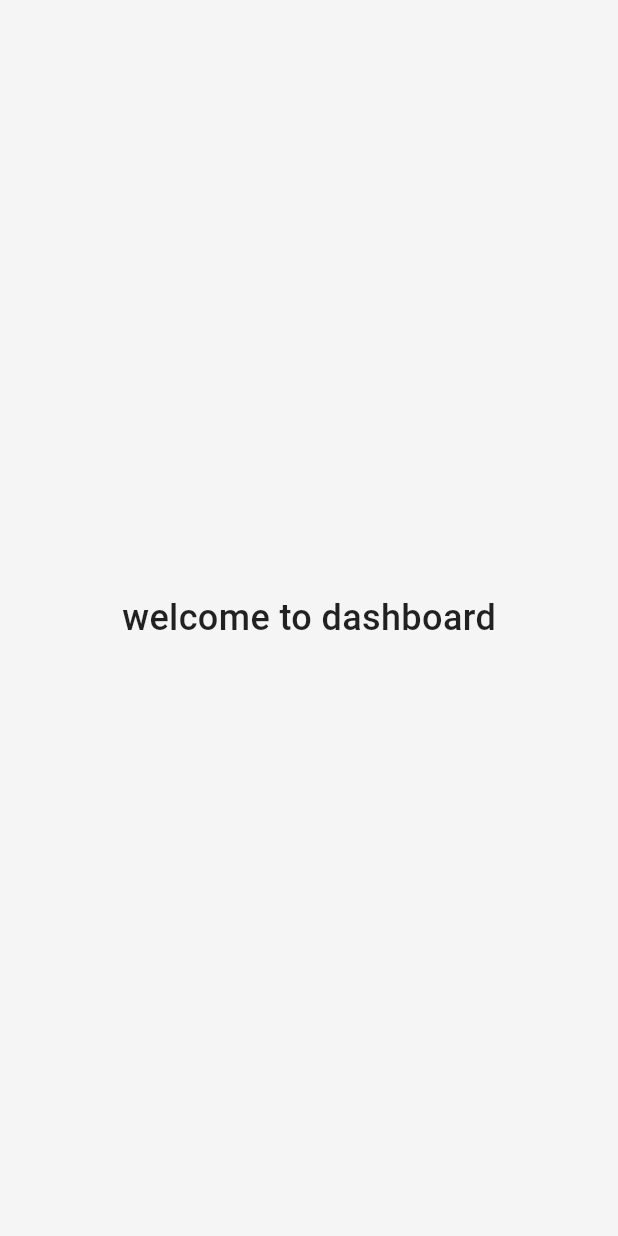
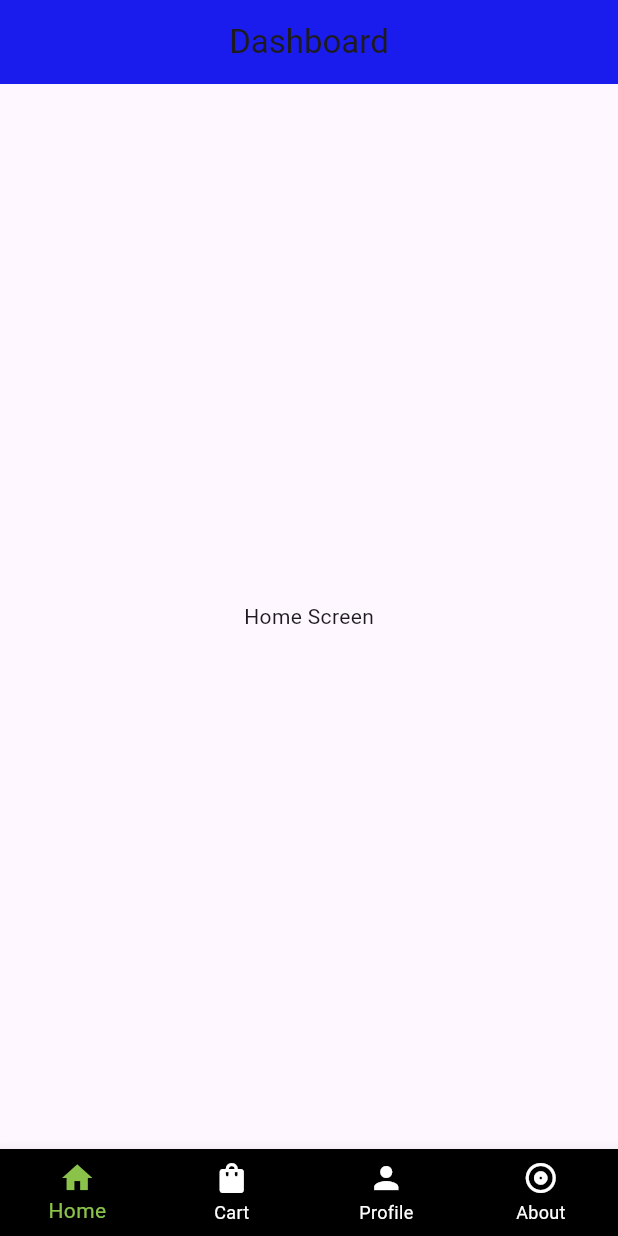
Before and after one commit to FadedShadow17/hamro_service, a Flutter app: the Dashboard screen opened directly, on a phone screen of 412 x 824 dp. Run offline on Flutter 3.47's test engine with Material 3 defaults, Android fonts, the phone set to English and light mode, and no system bars.

Commit message:
Bottom Navigation Screen Added

```diff
--- /dev/null
+++ b/lib/bottom_navigation/about.dart
@@ -0,0 +1,10 @@
+import 'package:flutter/material.dart';
+
+class About extends StatelessWidget {
+  const About({super.key});
+
+  @override
+  Widget build(BuildContext context) {
+    return SizedBox.expand(child: Center(child: Text('About Screen')));
+  }
+}
--- /dev/null
+++ b/lib/bottom_navigation/cart.dart
@@ -0,0 +1,10 @@
+import 'package:flutter/material.dart';
+
+class Cart extends StatelessWidget {
+  const Cart({super.key});
+
+  @override
+  Widget build(BuildContext context) {
+    return SizedBox.expand(child: Center(child: Text('Cart ')));
+  }
+}
--- /dev/null
+++ b/lib/bottom_navigation/home.dart
@@ -0,0 +1,10 @@
+import 'package:flutter/material.dart';
+
+class Home extends StatelessWidget {
+  const Home({super.key});
+
+  @override
+  Widget build(BuildContext context) {
+    return SizedBox.expand(child: Center(child: Text('Home Screen')));
+  }
+}
--- /dev/null
+++ b/lib/bottom_navigation/profile.dart
@@ -0,0 +1,10 @@
+import 'package:flutter/material.dart';
+
+class Profile extends StatelessWidget {
+  const Profile({super.key});
+
+  @override
+  Widget build(BuildContext context) {
+    return SizedBox.expand(child: Center(child: Text('Profile Screen')));
+  }
+}
--- a/lib/screens/dashboard.dart
+++ b/lib/screens/dashboard.dart
@@ -1,21 +1,57 @@
 import 'package:flutter/material.dart';
+import 'package:hamro_service/bottom_navigation/about.dart';
+import 'package:hamro_service/bottom_navigation/cart.dart';
+import 'package:hamro_service/bottom_navigation/home.dart';
+import 'package:hamro_service/bottom_navigation/profile.dart';
 
-class Dashboard extends StatelessWidget {
+class Dashboard extends StatefulWidget {
   const Dashboard({super.key});
 
   @override
+  State<Dashboard> createState() => _BottomNavigationScreenState();
+}
+
+class _BottomNavigationScreenState extends State<Dashboard> {
+  int _selectedIndex = 0;
+
+  List<Widget> lstBottomScreen = [
+    const Home(),
+    const Cart(),
+    const Profile(),
+    const About(),
+  ];
+  @override
   Widget build(BuildContext context) {
     return Scaffold(
-      backgroundColor: const Color(0xFFF5F5F5),
-      body: const Center(
-        child: Text(
-          'welcome to dashboard',
-          style: TextStyle(
-            fontSize: 24,
-            fontWeight: FontWeight.w500,
-            color: Colors.black87,
+      appBar: AppBar(
+        title: Text("Dashboard"),
+        centerTitle: true,
+        backgroundColor: const Color.fromARGB(255, 25, 28, 237),
+      ),
+      body: lstBottomScreen[_selectedIndex],
+      bottomNavigationBar: BottomNavigationBar(
+        type: BottomNavigationBarType.fixed,
+        items: const [
+          BottomNavigationBarItem(icon: Icon(Icons.home), label: "Home"),
+          BottomNavigationBarItem(
+            icon: Icon(Icons.shopping_bag),
+            label: "Cart",
           ),
-        ),
+          BottomNavigationBarItem(icon: Icon(Icons.person), label: "Profile"),
+          BottomNavigationBarItem(
+            icon: Icon(Icons.album_outlined),
+            label: "About",
+          ),
+        ],
+        backgroundColor: Colors.black,
+        selectedItemColor: Colors.lightGreen,
+        unselectedItemColor: Colors.white,
+        currentIndex: _selectedIndex,
+        onTap: (index) {
+          setState(() {
+            _selectedIndex = index;
+          });
+        },
       ),
     );
   }
```
